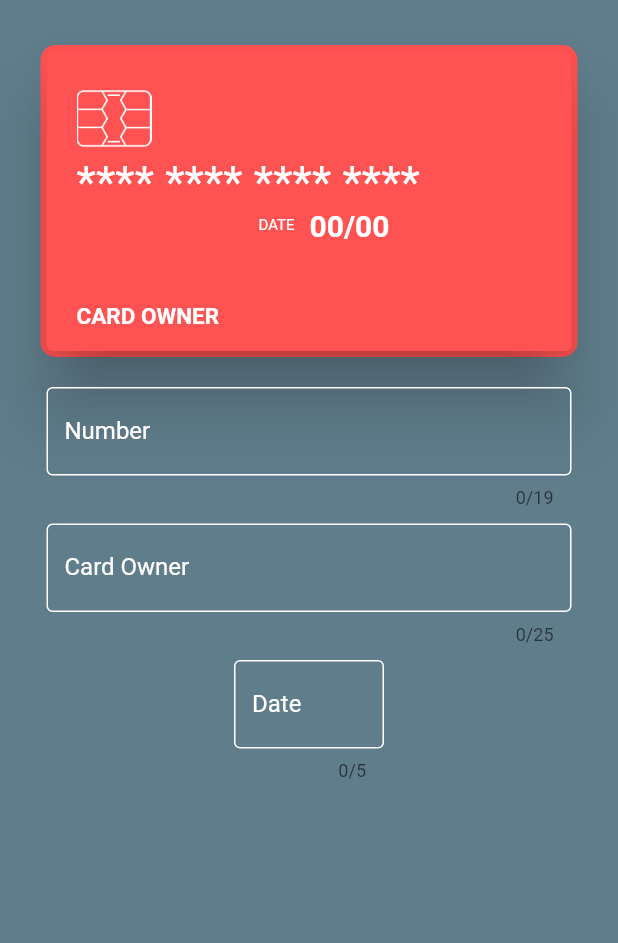
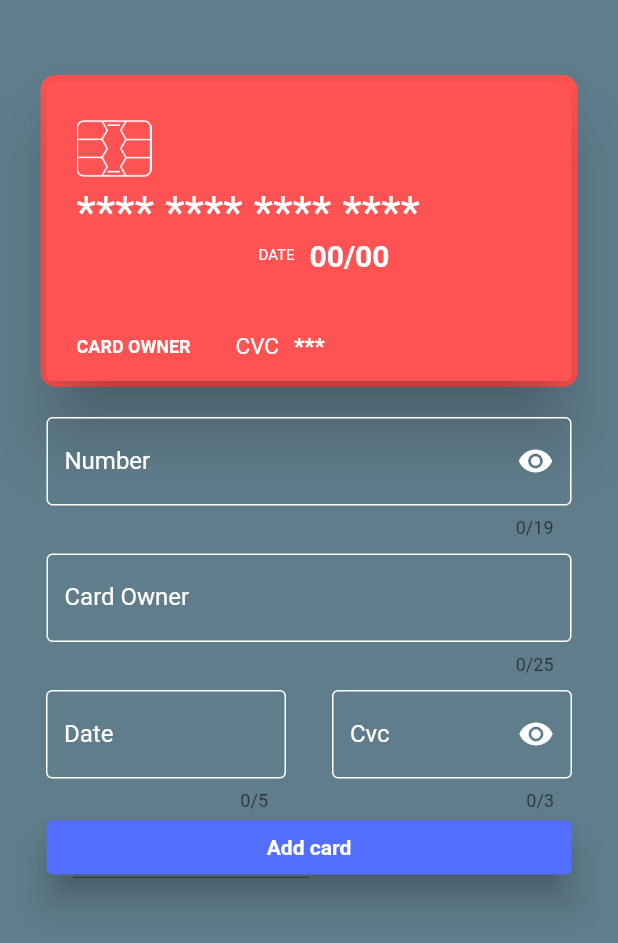
Before and after one commit to JPGmooder/CardHolderApp, a Flutter app: the screen it shows after launch, on a phone screen of 412 x 824 dp. Shown: the top 943 px of the screen. Run offline on Flutter 3.47's test engine with Material 2 defaults, Android fonts, the phone set to English and light mode, and no system bars.

Commit message:
Была проведена работа с интерфейсом. Добавлен ввод cvc кода, Добавлено скрытие/просмотр номера карты и cvc кода, Добавлена кнопка "Добавление карты", функционал которой еще не реализован

```diff
--- a/lib/main.dart
+++ b/lib/main.dart
@@ -66,6 +66,10 @@
   String cardholder = 'CARD OWNER';
   String numbercard = '**** **** **** ****';
   String date = '00/00';
+  String cvc = '***';
+  bool _isObscureForNumberCard = true;
+  bool _isObscureForCvcCard = true;
+  dynamic ColorCard = Colors.redAccent; //фича пока не работает
 
   @override
   Widget build(BuildContext context) {
@@ -79,7 +83,7 @@
           child: Column(
             children: [
               Padding(
-                padding: EdgeInsets.only(top: 30),
+                padding: EdgeInsets.only(top: 50),
               ),
               Container(
                 decoration: BoxDecoration(
@@ -95,6 +99,8 @@
                     child: Column(
                       crossAxisAlignment: CrossAxisAlignment.start,
                       children: [
+                        Row(
+                          children: [
                             Container(
                               width: 50,
                               height: 50,
@@ -103,8 +109,17 @@
                                 color: Colors.white,
                               ),
                             ),
+                            // Padding(
+                            //   padding: EdgeInsets.only(left: 200),
+                            // ),
+                            // IconButton(
+                            //   onPressed: () {},
+                            //   icon: Icon(Icons.edit, color: Colors.white),
+                            // ), //фича пока не работает
+                          ],
+                        ),
                         Text(
-                          numbercard,
+                          numbercard.replaceAll(RegExp(r'.(?=.{15})'), '*'),
                           style: TextStyle(color: Colors.white, fontSize: 30),
                         ),
                         Row(
@@ -130,21 +145,39 @@
                         Padding(
                           padding: EdgeInsets.only(top: 40),
                         ),
+                        Row(
+                          children: [
                             Text(
                               cardholder,
                               style: TextStyle(
                                   color: Colors.white,
+                                  fontSize: 12,
+                                  fontWeight: FontWeight.bold),
+                            ),
+                            Padding(
+                              padding: EdgeInsets.only(left: 30),
+                            ),
+                            Text(
+                              'CVC',
+                              style: TextStyle(
+                                  color: Colors.white,
+                                  fontSize: 15,
+                                  fontWeight: FontWeight.normal),
+                            ),
+                            Padding(
+                              padding: EdgeInsets.only(left: 10),
+                            ),
+                            Text(
+                              cvc.replaceAll(RegExp(r'.(?=.{0})'), '*'),
+                              style: TextStyle(
+                                  color: Colors.white,
                                   fontSize: 15,
                                   fontWeight: FontWeight.bold),
-                        )
+                            ),
                           ],
                         ),
-                    // decoration: BoxDecoration(
-                    //   borderRadius: BorderRadius.circular(10),
-                    //   color: Colors.redAccent,
-                    // image: DecorationImage(
-                    //   image: AssetImage("img/chip.png"),
-                    // ),
+                      ],
+                    ),
                   ),
                 ),
               ),
@@ -154,6 +187,7 @@
               SizedBox(
                 width: 350,
                 child: TextField(
+                  obscureText: _isObscureForNumberCard,
                   maxLength: 19,
                   style: TextStyle(color: Colors.white),
                   keyboardType: TextInputType.number,
@@ -165,6 +199,19 @@
                     border: OutlineInputBorder(),
                     labelStyle: TextStyle(color: Colors.white),
                     labelText: 'Number',
+                    suffixIcon: IconButton(
+                      onPressed: () {
+                        setState(() {
+                          _isObscureForNumberCard = !_isObscureForNumberCard;
+                        });
+                      },
+                      icon: Icon(
+                        _isObscureForNumberCard
+                            ? Icons.visibility
+                            : Icons.visibility_off,
+                        color: Colors.white,
+                      ),
+                    ),
                     enabledBorder: OutlineInputBorder(
                       borderSide: BorderSide(color: Colors.white),
                     ),
@@ -182,6 +229,8 @@
                   },
                 ),
               ),
+              Column(
+                children: [
                   Padding(
                     padding: EdgeInsets.only(top: 10),
                   ),
@@ -191,7 +240,8 @@
                       maxLength: 25,
                       style: TextStyle(color: Colors.white),
                       inputFormatters: [
-                    FilteringTextInputFormatter.allow(RegExp(r'[a-zA-z+|\s]'))
+                        FilteringTextInputFormatter.allow(
+                            RegExp(r'[a-zA-z+|\s]'))
                       ],
                       decoration: InputDecoration(
                         border: OutlineInputBorder(),
@@ -217,8 +267,11 @@
                   Padding(
                     padding: EdgeInsets.only(top: 10),
                   ),
+                  Row(
+                    mainAxisAlignment: MainAxisAlignment.spaceEvenly,
+                    children: [
                       SizedBox(
-                width: 100,
+                        width: 160,
                         child: TextField(
                           style: TextStyle(color: Colors.white),
                           maxLength: 5,
@@ -248,6 +301,63 @@
                           },
                         ),
                       ),
+                      SizedBox(
+                        width: 160,
+                        child: TextField(
+                          obscureText: _isObscureForCvcCard,
+                          style: TextStyle(color: Colors.white),
+                          maxLength: 3,
+                          keyboardType: TextInputType.number,
+                          decoration: InputDecoration(
+                            border: OutlineInputBorder(),
+                            labelStyle: TextStyle(color: Colors.white),
+                            labelText: 'Cvc',
+                            suffixIcon: IconButton(
+                              onPressed: () {
+                                setState(() {
+                                  _isObscureForCvcCard = !_isObscureForCvcCard;
+                                });
+                              },
+                              icon: Icon(
+                                _isObscureForCvcCard
+                                    ? Icons.visibility
+                                    : Icons.visibility_off,
+                                color: Colors.white,
+                              ),
+                            ),
+                            enabledBorder: OutlineInputBorder(
+                              borderSide: BorderSide(color: Colors.white),
+                            ),
+                            focusedBorder: OutlineInputBorder(
+                              borderSide: BorderSide(color: Colors.white),
+                            ),
+                          ),
+                          onChanged: (val) {
+                            setState(() {
+                              cvc = val.toUpperCase();
+                              if (val == '') {
+                                cvc = '***';
+                              }
+                            });
+                          },
+                        ),
+                      ),
+                    ],
+                  ),
+                ],
+              ),
+              Container(
+                //пока не работает
+                width: 350,
+                child: ElevatedButton(
+                  onPressed: () {},
+                  child: Text('Add card'),
+                  style: ElevatedButton.styleFrom(
+                      elevation: 10,
+                      primary: Colors.indigoAccent,
+                      textStyle: TextStyle(fontWeight: FontWeight.bold)),
+                ),
+              )
             ],
           ),
         )),
```
Lines whose indentation alone changed are shown as unchanged.
